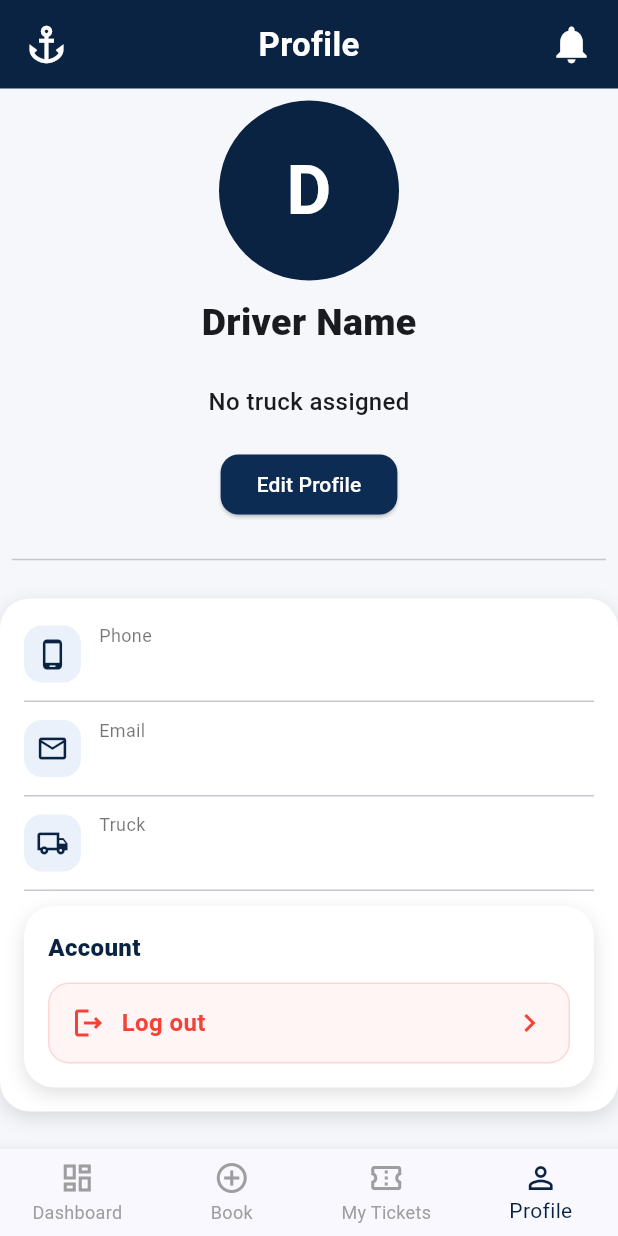
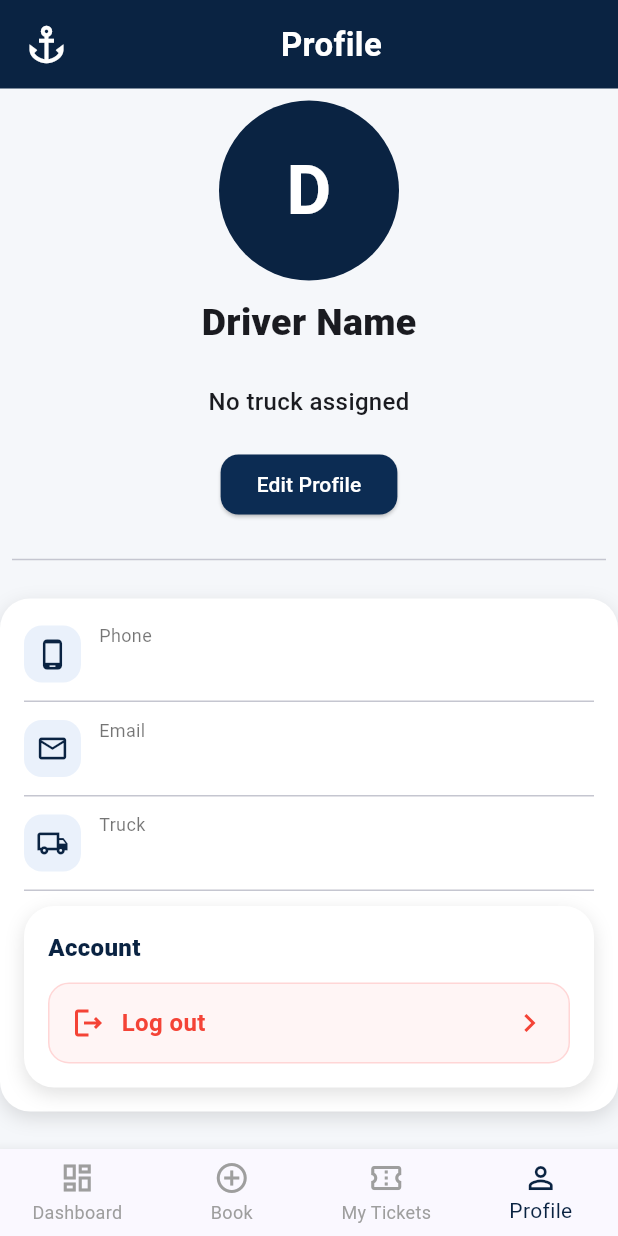
Before and after one commit to Nicole-Ch/BandariFlow--app, a Flutter app: the ProfilePage screen opened by its route, on a phone screen of 412 x 824 dp. Run offline on Flutter 3.47's test engine with Material 3 defaults, Android fonts, the phone set to English and light mode, and no system bars; our stand-ins replace file_picker, firebase_core, firebase_messaging, geolocator, permission_handler, qr_flutter and 1 more; missing offline and left inert: mobile_scanner; accounts and stored records are empty; network calls fail.

Commit message:
Centered Driver profile appbar title

```diff
--- a/lib/views/admin/admin_profile.dart
+++ b/lib/views/admin/admin_profile.dart
@@ -1,6 +1,5 @@
 import 'package:bandariflow/services/api_service.dart';
 import 'package:bandariflow/views/admin/update_admin_profile.dart';
-import 'package:bandariflow/views/driver/update_profile.dart';
 import 'package:bandariflow/views/admin/widgets/admin_bottom_nav.dart';
 import 'package:flutter/material.dart';
 
--- a/lib/views/driver/profile_page.dart
+++ b/lib/views/driver/profile_page.dart
@@ -68,16 +68,17 @@ class _ProfilePageState extends State<ProfilePage> {
                   children: [
                     Icon(Icons.anchor, color: Colors.white, size: 30),
 
-                    Text(
-                      'Profile',
-                      style: TextStyle(
-                        color: Colors.white,
-                        fontSize: 22,
-                        fontWeight: FontWeight.w600,
+                    Expanded(
+                      child: Text(
+                        'Profile',
+                        textAlign: TextAlign.center,
+                        style: TextStyle(
+                          color: Colors.white,
+                          fontSize: 22,
+                          fontWeight: FontWeight.w600,
+                        ),
                       ),
                     ),
-
-                    Icon(Icons.notifications, color: Colors.white, size: 30),
                   ],
                 ),
               ),
```
